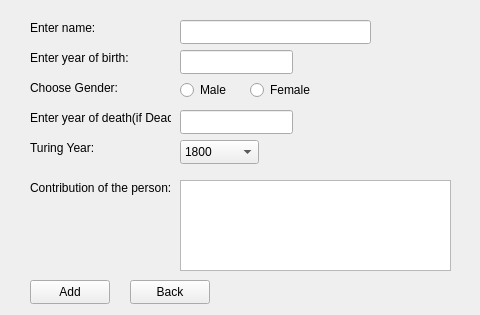
Qt form Widget/personcreatemenu.ui (Ladanvini/VLN1-Hopur-5) before a commit.
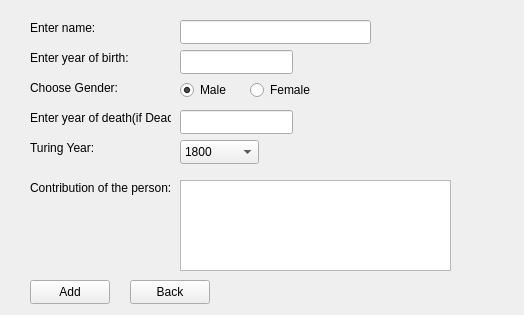
The same form after that commit.

Commit message: Some code adding for error checking and search

The edit to the form file:
```diff
--- a/Widget/personcreatemenu.ui
+++ b/Widget/personcreatemenu.ui
@@ -6,7 +6,7 @@
    <rect>
     <x>0</x>
     <y>0</y>
-    <width>480</width>
+    <width>524</width>
     <height>315</height>
    </rect>
   </property>
@@ -1254,6 +1254,9 @@
    <property name="text">
     <string>Male</string>
    </property>
+   <property name="checked">
+    <bool>true</bool>
+   </property>
   </widget>
   <widget class="QRadioButton" name="rBFemale">
    <property name="geometry">
@@ -1286,7 +1289,33 @@
     <rect>
      <x>380</x>
      <y>20</y>
-     <width>91</width>
+     <width>121</width>
+     <height>21</height>
+    </rect>
+   </property>
+   <property name="text">
+    <string/>
+   </property>
+  </widget>
+  <widget class="QLabel" name="l_error_birth">
+   <property name="geometry">
+    <rect>
+     <x>380</x>
+     <y>50</y>
+     <width>121</width>
+     <height>21</height>
+    </rect>
+   </property>
+   <property name="text">
+    <string/>
+   </property>
+  </widget>
+  <widget class="QLabel" name="l_error_death">
+   <property name="geometry">
+    <rect>
+     <x>380</x>
+     <y>110</y>
+     <width>121</width>
      <height>21</height>
     </rect>
    </property>
```
The commit also changes 9 other files.
